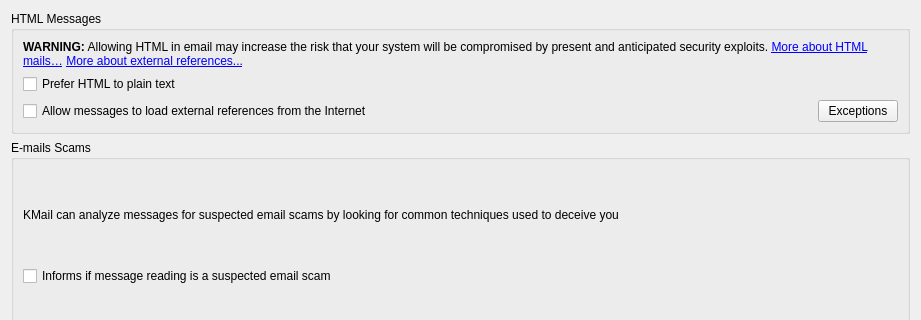
Above: src/ui/securitypagegeneraltab.ui from KDE/kmail before the change; both pictures show x 0 to 921 and y 0 to 320 of the 921 by 663 pixel window. Below: the same form after it.
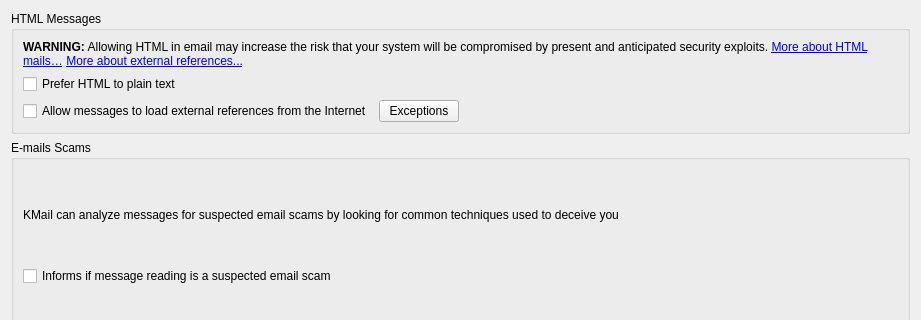
That is the form after the change. Custom widgets are drawn as their Qt base class.

Commit message: move button near text

```diff
--- a/src/ui/securitypagegeneraltab.ui
+++ b/src/ui/securitypagegeneraltab.ui
@@ -23,37 +23,7 @@
       <string>HTML Messages</string>
      </property>
      <layout class="QGridLayout" name="gridLayout">
-      <item row="2" column="0">
-       <widget class="QCheckBox" name="mExternalReferences">
-        <property name="whatsThis">
-         <string>&lt;qt&gt;&lt;p&gt;Some mail advertisements are in HTML and contain references to, for example, images that the advertisers employ to find out that you have read their message (&amp;quot;web bugs&amp;quot;).&lt;/p&gt;&lt;p&gt;There is no valid reason to load images off the Internet like this, since the sender can always attach the required images directly to the message.&lt;/p&gt;&lt;p&gt;To guard from such a misuse of the HTML displaying feature of KMail, this option is &lt;em&gt;disabled&lt;/em&gt; by default.&lt;/p&gt;&lt;p&gt;However, if you wish to, for example, view images in HTML messages that were not attached to it, you can enable this option, but you should be aware of the possible problem.&lt;/p&gt;&lt;/qt&gt;</string>
-        </property>
-        <property name="text">
-         <string>Allow messages to load external references from the Internet</string>
-        </property>
-       </widget>
-      </item>
-      <item row="2" column="1">
-       <spacer name="horizontalSpacer">
-        <property name="orientation">
-         <enum>Qt::Horizontal</enum>
-        </property>
-        <property name="sizeHint" stdset="0">
-         <size>
-          <width>312</width>
-          <height>20</height>
-         </size>
-        </property>
-       </spacer>
-      </item>
-      <item row="2" column="2">
-       <widget class="QPushButton" name="mConfigureExternalReference">
-        <property name="text">
-         <string>Exceptions</string>
-        </property>
-       </widget>
-      </item>
-      <item row="0" column="0" colspan="3">
+      <item row="0" column="0">
        <widget class="QLabel" name="labelWarnHTML">
         <property name="contextMenuPolicy">
          <enum>Qt::NoContextMenu</enum>
@@ -79,6 +49,40 @@
         </property>
        </widget>
       </item>
+      <item row="2" column="0">
+       <layout class="QHBoxLayout" name="horizontalLayout">
+        <item>
+         <widget class="QCheckBox" name="mExternalReferences">
+          <property name="whatsThis">
+           <string>&lt;qt&gt;&lt;p&gt;Some mail advertisements are in HTML and contain references to, for example, images that the advertisers employ to find out that you have read their message (&amp;quot;web bugs&amp;quot;).&lt;/p&gt;&lt;p&gt;There is no valid reason to load images off the Internet like this, since the sender can always attach the required images directly to the message.&lt;/p&gt;&lt;p&gt;To guard from such a misuse of the HTML displaying feature of KMail, this option is &lt;em&gt;disabled&lt;/em&gt; by default.&lt;/p&gt;&lt;p&gt;However, if you wish to, for example, view images in HTML messages that were not attached to it, you can enable this option, but you should be aware of the possible problem.&lt;/p&gt;&lt;/qt&gt;</string>
+          </property>
+          <property name="text">
+           <string>Allow messages to load external references from the Internet</string>
+          </property>
+         </widget>
+        </item>
+        <item>
+         <widget class="QPushButton" name="mConfigureExternalReference">
+          <property name="text">
+           <string>Exceptions</string>
+          </property>
+         </widget>
+        </item>
+        <item>
+         <spacer name="horizontalSpacer">
+          <property name="orientation">
+           <enum>Qt::Orientation::Horizontal</enum>
+          </property>
+          <property name="sizeHint" stdset="0">
+           <size>
+            <width>40</width>
+            <height>20</height>
+           </size>
+          </property>
+         </spacer>
+        </item>
+       </layout>
+      </item>
      </layout>
     </widget>
    </item>
```
Left out of the diff: 8 changed lines with no effect on the pictures.
